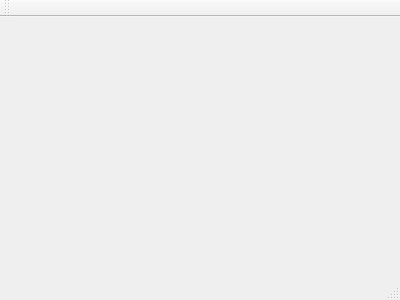
Qt form Server/mainwindow.ui (maryna25/lab2) before a commit.
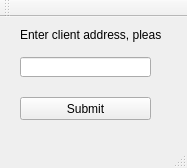
The same form after that commit.

Commit message: add space for entering address

```diff
--- a/Server/mainwindow.ui
+++ b/Server/mainwindow.ui
@@ -1,24 +1,76 @@
 <ui version="4.0">
  <class>MainWindow</class>
- <widget class="QMainWindow" name="MainWindow" >
-  <property name="geometry" >
+ <widget class="QMainWindow" name="MainWindow">
+  <property name="geometry">
    <rect>
     <x>0</x>
     <y>0</y>
-    <width>400</width>
-    <height>300</height>
+    <width>187</width>
+    <height>168</height>
    </rect>
   </property>
   <property name="windowTitle" >
    <string>MainWindow</string>
   </property>
-  <widget class="QMenuBar" name="menuBar" />
-  <widget class="QToolBar" name="mainToolBar" />
-  <widget class="QWidget" name="centralWidget" />
-  <widget class="QStatusBar" name="statusBar" />
+  <widget class="QWidget" name="centralWidget">
+   <widget class="QLabel" name="label">
+    <property name="geometry">
+     <rect>
+      <x>20</x>
+      <y>10</y>
+      <width>141</width>
+      <height>16</height>
+     </rect>
+    </property>
+    <property name="text">
+     <string>Enter client address, please</string>
+    </property>
+   </widget>
+   <widget class="QLineEdit" name="client_inp">
+    <property name="geometry">
+     <rect>
+      <x>20</x>
+      <y>40</y>
+      <width>131</width>
+      <height>20</height>
+     </rect>
+    </property>
+   </widget>
+   <widget class="QPushButton" name="btn">
+    <property name="geometry">
+     <rect>
+      <x>20</x>
+      <y>80</y>
+      <width>131</width>
+      <height>23</height>
+     </rect>
+    </property>
+    <property name="text">
+     <string>Submit</string>
+    </property>
+   </widget>
+  </widget>
+  <widget class="QMenuBar" name="menuBar">
+   <property name="geometry">
+    <rect>
+     <x>0</x>
+     <y>0</y>
+     <width>187</width>
+     <height>21</height>
+    </rect>
+   </property>
+  </widget>
+  <widget class="QToolBar" name="mainToolBar">
+   <attribute name="toolBarArea">
+    <enum>TopToolBarArea</enum>
+   </attribute>
+   <attribute name="toolBarBreak">
+    <bool>false</bool>
+   </attribute>
+  </widget>
+  <widget class="QStatusBar" name="statusBar"/>
  </widget>
- <layoutDefault spacing="6" margin="11" />
- <pixmapfunction></pixmapfunction>
+ <layoutdefault spacing="6" margin="11"/>
  <resources/>
  <connections/>
 </ui>
```
Left out of the diff: 3 changed lines with no effect on the pictures. The commit also changes 5 other files.
